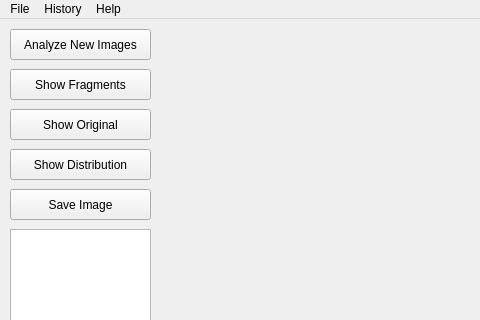
peterooch/DigiFerro, file mainwindow.ui: the form before one commit; both pictures show x 0 to 480 and y 0 to 320 of the 1008 by 700 pixel window.
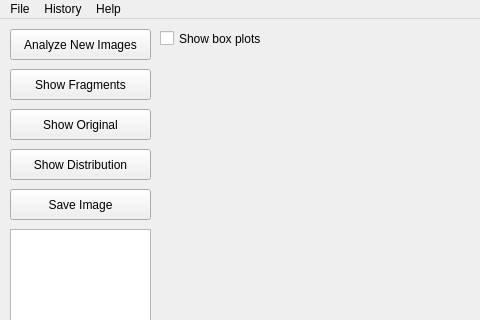
The form after the commit.

Diff of the .ui file:
```diff
--- a/mainwindow.ui
+++ b/mainwindow.ui
@@ -127,7 +127,7 @@
    <widget class="QLabel" name="fragmentLabel">
     <property name="geometry">
      <rect>
-      <x>170</x>
+      <x>260</x>
       <y>10</y>
       <width>40</width>
       <height>31</height>
@@ -150,6 +150,19 @@
      <string>Add Images</string>
     </property>
    </widget>
+   <widget class="QCheckBox" name="rectCBox">
+    <property name="geometry">
+     <rect>
+      <x>160</x>
+      <y>10</y>
+      <width>101</width>
+      <height>19</height>
+     </rect>
+    </property>
+    <property name="text">
+     <string>Show box plots</string>
+    </property>
+   </widget>
   </widget>
   <widget class="QMenuBar" name="menubar">
    <property name="geometry">
```
